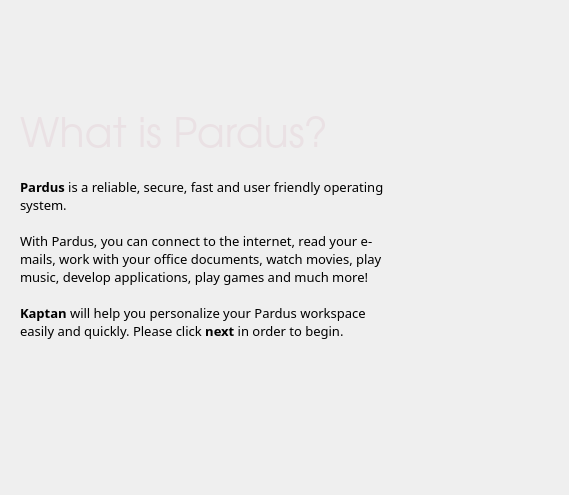
This is kde/kaptan/src/gui/welcomeWidget.ui in pars-linux/uludag as Qt 5 draws it before an edit. The edited form follows.
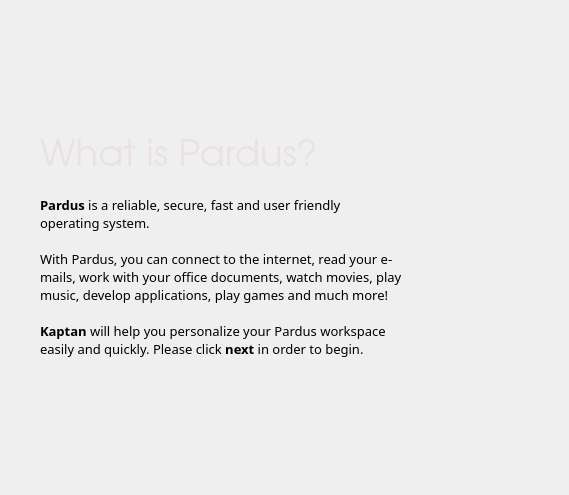
This is the edited form. Icons and pictures are not drawn.

Patch:
```diff
--- a/kde/kaptan/src/gui/welcomeWidget.ui
+++ b/kde/kaptan/src/gui/welcomeWidget.ui
@@ -41,15 +41,18 @@
      <property name="spacing">
       <number>0</number>
      </property>
+     <property name="leftMargin">
+      <number>20</number>
+     </property>
      <property name="bottomMargin">
-      <number>39</number>
+      <number>0</number>
      </property>
      <item>
       <widget class="QLabel" name="label_3">
        <property name="font">
         <font>
          <family>URW Gothic L</family>
-         <pointsize>31</pointsize>
+         <pointsize>28</pointsize>
          <weight>50</weight>
          <bold>false</bold>
         </font>
```
